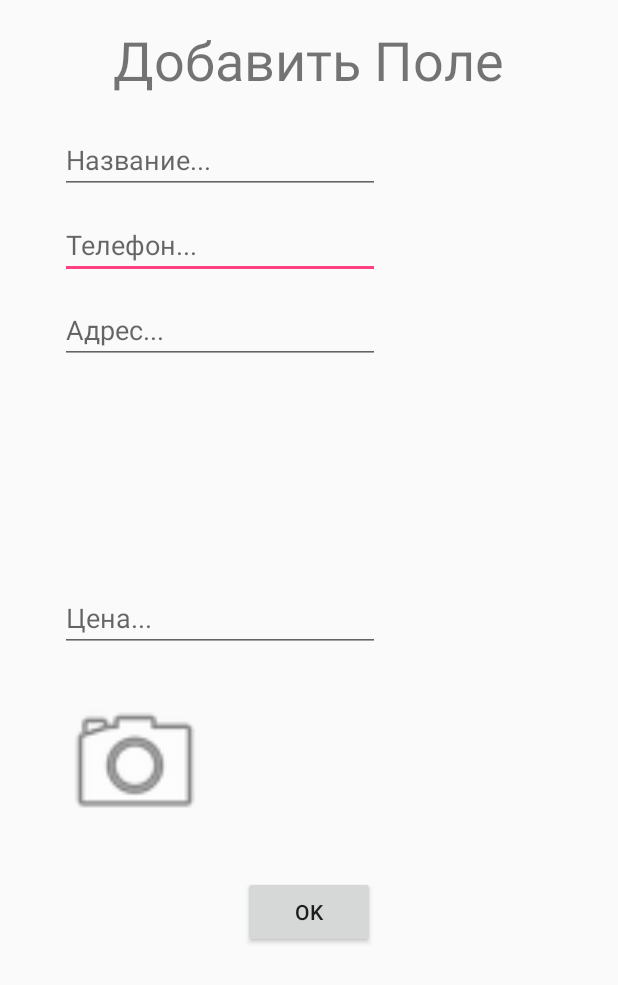
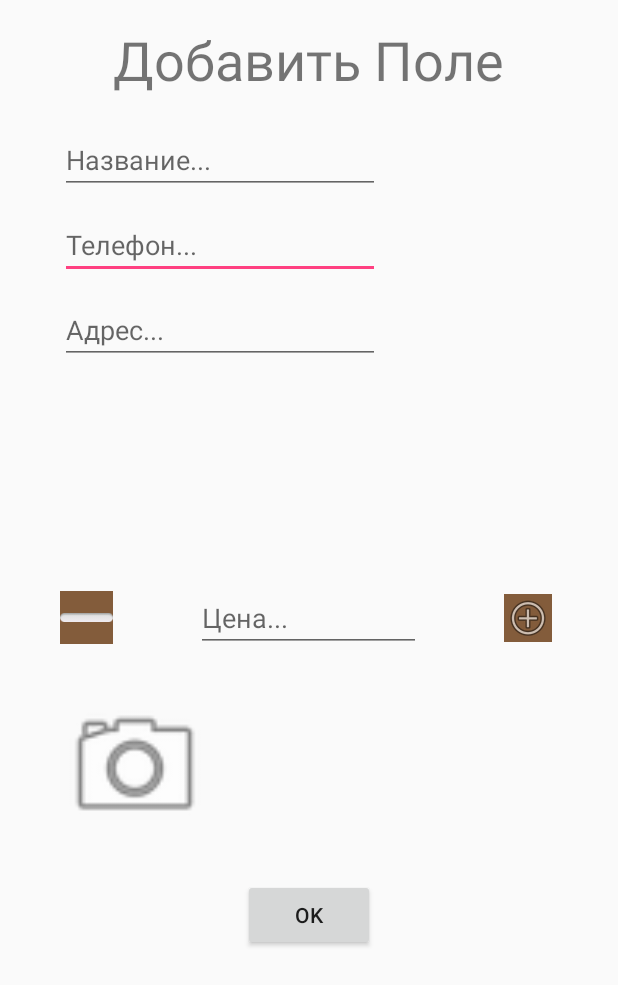
Before and after one commit to maks412/rent-field1, an Android app: the layout add_field.xml on its own in the app's theme, with its tools: preview values and no code run, on a phone screen of 412 x 824 dp. Shown: the top 985 px of the screen. Run offline under Robolectric (Android 15) with nearby library versions, the phone set to English and light mode, and no system bars.

```diff
--- a/app/build.gradle
+++ b/app/build.gradle
@@ -26,4 +26,5 @@ dependencies {
     })
     compile 'com.android.support:appcompat-v7:25.1.1'
     testCompile 'junit:junit:4.12'
+    compile 'com.google.android.gms:play-services-maps:10.0.1'
 }
--- a/app/src/main/AndroidManifest.xml
+++ b/app/src/main/AndroidManifest.xml
@@ -15,7 +15,7 @@
                 <category android:name="android.intent.category.LAUNCHER" />
             </intent-filter>
         </activity>
-        <activity android:name=".field_information"></activity>
+        <activity android:name=".field_information" ></activity>
     </application>
 
 </manifest>
--- a/app/src/main/res/layout/add_field.xml
+++ b/app/src/main/res/layout/add_field.xml
@@ -1,6 +1,8 @@
 <?xml version="1.0" encoding="utf-8"?>
+
 <RelativeLayout xmlns:android="http://schemas.android.com/apk/res/android"
     xmlns:app="http://schemas.android.com/apk/res-auto"
+    xmlns:tools="http://schemas.android.com/tools"
     android:orientation="vertical" android:layout_width="match_parent"
     android:layout_height="match_parent">
 
@@ -9,9 +11,9 @@
         android:layout_height="wrap_content"
         android:inputType="textPersonName"
         android:ems="10"
-        android:id="@+id/editText2"
-        android:layout_below="@+id/editText"
-        android:layout_alignStart="@+id/editText"
+        android:id="@+id/add_field_tel"
+        android:layout_below="@+id/add_field_name"
+        android:layout_alignStart="@+id/add_field_name"
         android:layout_marginTop="11dp"
         android:hint="Телефон..." />
 
@@ -21,37 +23,16 @@
         android:inputType="textPersonName"
         android:ems="10"
         android:layout_marginTop="11dp"
-        android:id="@+id/editText3"
-        android:layout_below="@+id/editText2"
-        android:layout_alignStart="@+id/editText2"
+        android:id="@+id/add_field_address"
+        android:layout_below="@+id/add_field_tel"
+        android:layout_alignStart="@+id/add_field_tel"
         android:hint="Адрес..." />
-
-    <EditText
-        android:layout_width="wrap_content"
-        android:layout_height="wrap_content"
-        android:inputType="textPersonName"
-        android:ems="10"
-        android:layout_centerVertical="true"
-        android:layout_alignStart="@+id/editText3"
-        android:id="@+id/editText6"
-        android:hint="Цена..."
-        android:singleLine="false"
-        android:selectAllOnFocus="false" />
-
-    <ImageView
-        android:layout_width="100dp"
-        android:layout_height="100dp"
-        app:srcCompat="@android:drawable/ic_menu_camera"
-        android:layout_below="@+id/editText6"
-        android:layout_alignStart="@+id/editText6"
-        android:layout_marginTop="24dp"
-        android:id="@+id/imageView2" />
 
     <Button
         android:text="OK"
         android:layout_width="wrap_content"
         android:layout_height="wrap_content"
-        android:layout_below="@+id/imageView2"
+        android:layout_below="@+id/add_field_img"
         android:layout_centerHorizontal="true"
         android:layout_marginTop="25dp"
         android:id="@+id/add_ok" />
@@ -60,7 +41,7 @@
         android:text="Добавить Поле"
         android:layout_width="wrap_content"
         android:layout_height="wrap_content"
-        android:id="@+id/textView"
+        android:id="@+id/add_field_text"
         android:textSize="36sp"
         android:layout_alignParentTop="true"
         android:layout_centerHorizontal="true"
@@ -73,9 +54,57 @@
         android:ems="10"
         android:layout_marginStart="40dp"
         android:layout_marginTop="20dp"
-        android:id="@+id/editText"
+        android:id="@+id/add_field_name"
         android:hint="Название..."
-        android:layout_below="@+id/textView"
+        android:layout_below="@+id/add_field_text"
         android:layout_alignParentStart="true" />
 
+    <ImageView
+        android:layout_width="100dp"
+        android:layout_height="100dp"
+        app:srcCompat="@android:drawable/ic_menu_camera"
+        android:layout_marginTop="26dp"
+        android:id="@+id/add_field_img"
+        android:layout_below="@+id/add_field_price"
+        android:layout_alignStart="@+id/add_field_address" />
+
+    <EditText
+        android:layout_height="wrap_content"
+        android:inputType="textPersonName"
+        android:ems="10"
+        android:id="@+id/add_field_price"
+        android:hint="Цена..."
+        android:singleLine="false"
+        android:selectAllOnFocus="false"
+        android:layout_centerVertical="true"
+        android:layout_centerHorizontal="true"
+        android:layout_width="150dp" />
+
+    <ImageView
+        android:layout_width="wrap_content"
+        android:layout_height="wrap_content"
+        app:srcCompat="@android:drawable/ic_menu_add"
+        android:id="@+id/add_field_price_plus"
+        android:background="#835C3B"
+        android:layout_centerVertical="true"
+        android:layout_toEndOf="@+id/add_field_text" />
+
+    <ImageView
+        android:layout_width="35dp"
+        app:srcCompat="@android:drawable/button_onoff_indicator_off"
+        android:id="@+id/add_field_price_minus"
+        android:layout_centerVertical="true"
+        android:background="#835C3B"
+        android:layout_height="35dp"
+        android:layout_alignStart="@+id/add_field_address" />
+
+    <ScrollView
+        android:layout_width="match_parent"
+        android:layout_height="match_parent"
+        android:layout_alignParentTop="true"
+        android:layout_alignParentStart="true">
+
+
+    </ScrollView>
+
 </RelativeLayout>
--- a/app/src/main/res/values/dimens.xml
+++ b/app/src/main/res/values/dimens.xml
@@ -2,4 +2,5 @@
     <!-- Default screen margins, per the Android Design guidelines. -->
     <dimen name="activity_horizontal_margin">16dp</dimen>
     <dimen name="activity_vertical_margin">16dp</dimen>
+    <dimen name="fab_margin">16dp</dimen>
 </resources>
```
Also changed, not shown: app/src/main/java/com/example/maks/rend1/Field_list.java (added, +90 -0 lines), app/src/main/java/com/example/maks/rend1/ListAdapter.java (added, +80 -0 lines), app/src/main/java/com/example/maks/rend1/MainActivity.java (+63 -13 lines), app/src/main/java/com/example/maks/rend1/add_field_java.java (added, +18 -0 lines), app/src/main/java/com/example/maks/rend1/field_information.java (+17 -0 lines), app/src/main/res/layout/activity_field_information.xml (+20 -8 lines), app/src/main/res/layout/activity_main.xml (+22 -23 lines), app/src/main/res/layout/tab2_list.xml (added, +50 -0 lines), app/src/main/res/layout/tab3_list.xml (added, +50 -0 lines), app/src/main/res/layout/tab4_map.xml (added, +12 -0 lines), app/src/main/res/layout/tab_lists.xml (added, +9 -0 lines).
